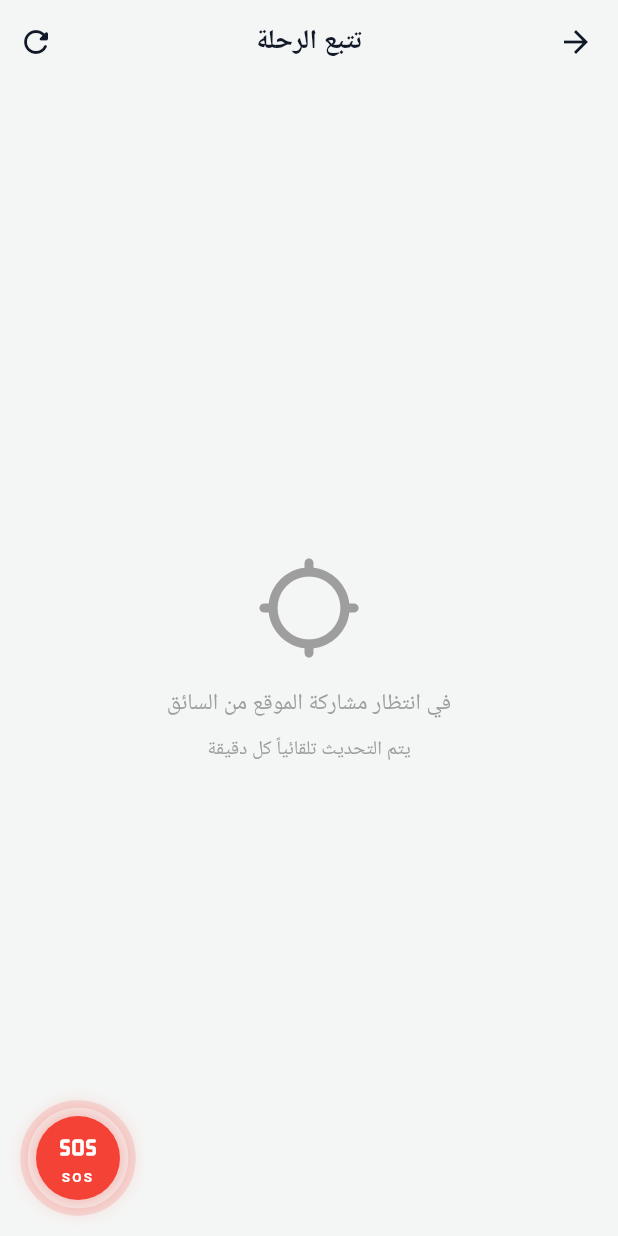
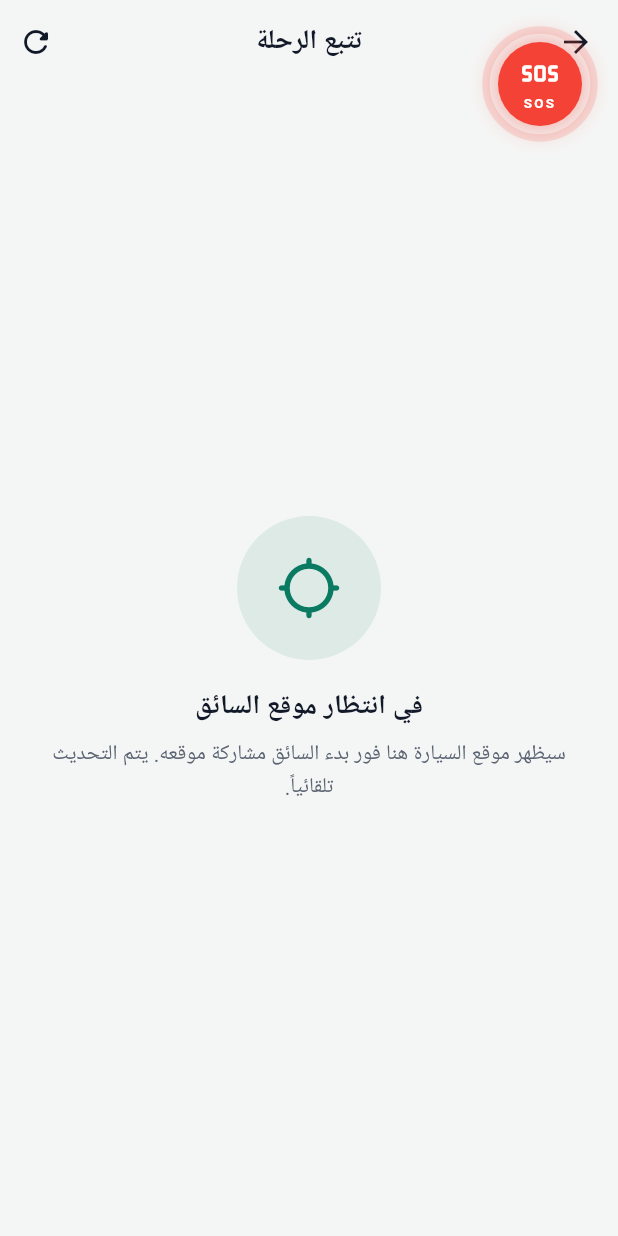
Before and after one commit to diyarhussein28/yala-nsafr-0, a Flutter app: the _PassengerMap screen opened directly with empty values, on a phone screen of 412 x 824 dp. Run offline on Flutter 3.47's test engine with Material 3 defaults, Android fonts, the phone set to English and light mode, and no system bars; our stand-ins replace cached_network_image, connectivity_plus, dio, firebase_analytics, firebase_core, firebase_messaging and 14 more; accounts and stored records are empty; network calls fail; Roboto replaces fonts that are missing (Cairo).

Commit message:
Live tracking that survives a locked screen; route, ETA and Google Maps
- Driver location: a continuous platform location stream replaces the
  one-minute Timer, which stopped as soon as the phone locked or the app was
  backgrounded. Android runs it as a foreground service with an ongoing
  notification, iOS with background location updates; positions are sent
  at most every 20 s and sharing stops by itself when the server reports
  the trip is no longer active. Leaving the screen no longer stops it.
- Passenger map: path driven so far, destination marker, remaining
  distance and estimated arrival time, live badge with last update, camera
  fitted to car + destination + path, refresh every 30 s, and "open the
  route in Google Maps" for turn-by-turn directions.
- API: GET /trips/:id/location/trail for trip participants.
- Map tile provider configurable with --dart-define=MAP_TILE_URL (OSM's
  public tiles are not meant for production traffic).

Co-Authored-By: Claude Opus 5.5 <noreply@anthropic.com>

```diff
--- a/mobile/lib/core/api/api_endpoints.dart
+++ b/mobile/lib/core/api/api_endpoints.dart
@@ -70,6 +70,7 @@ class Endpoints {
   static String adminWithdrawalById(String id) => '/admin/withdrawals/$id';
   static String tripLocation(String id) => '/trips/$id/location';
   static String tripLocationLatest(String id) => '/trips/$id/location/latest';
+  static String tripLocationTrail(String id) => '/trips/$id/location/trail';
 
   static String tripSos(String id) => '/trips/$id/sos';
 
--- /dev/null
+++ b/mobile/lib/core/constants/egypt_cities.dart
@@ -0,0 +1,30 @@
+import 'package:latlong2/latlong.dart';
+
+/// Approximate city-centre coordinates for the cities the app offers, used to place a
+/// trip's destination on the map when the trip has no exact coordinates.
+const egyptCityCenters = <String, LatLng>{
+  'القاهرة': LatLng(30.0444, 31.2357),
+  'الإسكندرية': LatLng(31.2001, 29.9187),
+  'الجيزة': LatLng(30.0131, 31.2089),
+  'أسوان': LatLng(24.0889, 32.8998),
+  'الأقصر': LatLng(25.6872, 32.6396),
+  'الغردقة': LatLng(27.2579, 33.8116),
+  'شرم الشيخ': LatLng(27.9158, 34.3300),
+  'بورسعيد': LatLng(31.2653, 32.3019),
+  'الإسماعيلية': LatLng(30.5965, 32.2715),
+  'السويس': LatLng(29.9668, 32.5498),
+  'المنصورة': LatLng(31.0409, 31.3785),
+  'طنطا': LatLng(30.7865, 31.0004),
+  'الزقازيق': LatLng(30.5877, 31.5020),
+  'أسيوط': LatLng(27.1783, 31.1859),
+  'سوهاج': LatLng(26.5591, 31.6957),
+  'المنيا': LatLng(28.1099, 30.7503),
+  'بني سويف': LatLng(29.0661, 31.0994),
+  'الفيوم': LatLng(29.3084, 30.8428),
+  'دمياط': LatLng(31.4165, 31.8133),
+  'كفر الشيخ': LatLng(31.1107, 30.9388),
+  'مرسى مطروح': LatLng(31.3543, 27.2373),
+  'العريش': LatLng(31.1316, 33.7984),
+  'الغربية': LatLng(30.8754, 31.0335),
+  'المنوفية': LatLng(30.5503, 31.0106),
+};
--- a/mobile/lib/features/trips/presentation/screens/track_trip_screen.dart
+++ b/mobile/lib/features/trips/presentation/screens/track_trip_screen.dart
@@ -10,6 +10,9 @@ import '../../../../core/theme/app_theme.dart';
 import '../../../../features/auth/providers/auth_provider.dart';
 import '../../providers/location_provider.dart';
 import '../../providers/trips_provider.dart';
+import '../../../../core/constants/egypt_cities.dart';
+import '../../../../core/utils/format.dart';
+import '../../../../shared/widgets/ui.dart';
 
 class TrackTripScreen extends ConsumerWidget {
   final String tripId;
@@ -49,12 +52,6 @@ class _DriverViewState extends ConsumerState<_DriverView> {
   }
 
   @override
-  void dispose() {
-    ref.read(driverLocationProvider(widget.tripId).notifier).stop();
-    super.dispose();
-  }
-
-  @override
   Widget build(BuildContext context) {
     final isPosting = ref.watch(driverLocationProvider(widget.tripId));
 
@@ -85,7 +82,7 @@ class _DriverViewState extends ConsumerState<_DriverView> {
               ),
               const SizedBox(height: 10),
               Text(
-                'يتم إرسال موقعك تلقائياً كل دقيقة\nابقِ التطبيق مفتوحاً أثناء القيادة',
+                'يستمر الإرسال حتى لو أغلقت الشاشة أو انتقلت لتطبيق آخر،\nويتوقف تلقائياً عند إنهاء الرحلة.',
                 style: TextStyle(
                     color: Colors.grey[600], fontSize: 14, height: 1.6),
                 textAlign: TextAlign.center,
@@ -124,6 +121,13 @@ class _DriverViewState extends ConsumerState<_DriverView> {
 
 // ── Passenger map ──────────────────────────────────────────────────────────────
 
+// OpenStreetMap's public tiles are for light use only; for production pass a provider
+// URL with a key, e.g. --dart-define=MAP_TILE_URL=https://api.maptiler.com/maps/streets/{z}/{x}/{y}.png?key=...
+const _tileUrl = String.fromEnvironment(
+  'MAP_TILE_URL',
+  defaultValue: 'https://tile.openstreetmap.org/{z}/{x}/{y}.png',
+);
+
 class _PassengerMap extends ConsumerStatefulWidget {
   final String tripId;
   const _PassengerMap({required this.tripId});
@@ -135,13 +139,19 @@ class _PassengerMap extends ConsumerStatefulWidget {
 class _PassengerMapState extends ConsumerState<_PassengerMap> {
   final _mapController = MapController();
   Timer? _pollTimer;
+  bool _fitted = false;
+  static const _distance = Distance();
 
   @override
   void initState() {
     super.initState();
-    _pollTimer = Timer.periodic(const Duration(minutes: 1), (_) {
-      if (mounted) ref.invalidate(tripLocationProvider(widget.tripId));
-    });
+    _pollTimer = Timer.periodic(const Duration(seconds: 30), (_) => _refresh());
+  }
+
+  void _refresh() {
+    if (!mounted) return;
+    ref.invalidate(tripLocationProvider(widget.tripId));
+    ref.invalidate(tripTrailProvider(widget.tripId));
   }
 
   @override
@@ -151,10 +161,19 @@ class _PassengerMapState extends ConsumerState<_PassengerMap> {
     super.dispose();
   }
 
-  void _moveTo(LatLng point) {
+  void _fit(LatLng car, LatLng? destination, List<LatLng> path) {
+    if (_fitted) return;
+    _fitted = true;
     WidgetsBinding.instance.addPostFrameCallback((_) {
       try {
-        _mapController.move(point, 15);
+        if (destination == null && path.length < 2) {
+          _mapController.move(car, 14);
+        } else {
+          _mapController.fitCamera(CameraFit.bounds(
+            bounds: LatLngBounds.fromPoints([car, ?destination, ...path]),
+            padding: const EdgeInsets.fromLTRB(48, 48, 48, 220),
+          ));
+        }
       } catch (_) {}
     });
   }
@@ -162,122 +181,140 @@ class _PassengerMapState extends ConsumerState<_PassengerMap> {
   @override
   Widget build(BuildContext context) {
     final locationAsync = ref.watch(tripLocationProvider(widget.tripId));
+    final trail = ref.watch(tripTrailProvider(widget.tripId)).valueOrNull ?? const [];
+    final trip = ref.watch(tripDetailProvider(widget.tripId)).valueOrNull;
+    final destination = trip == null ? null : egyptCityCenters[trip.destinationCity];
+    final t = Theme.of(context).textTheme;
 
     return Scaffold(
       appBar: AppBar(
-        title: const Text('تتبع الرحلة'),
+        title: Text(trip != null ? '${trip.originCity} ← ${trip.destinationCity}' : 'تتبع الرحلة'),
         actions: [
-          IconButton(
-            icon: const Icon(Icons.refresh_rounded),
-            tooltip: 'تحديث الآن',
-            onPressed: () =>
-                ref.invalidate(tripLocationProvider(widget.tripId)),
-          ),
+          IconButton(icon: const Icon(Icons.refresh_rounded), tooltip: 'تحديث الآن', onPressed: _refresh),
         ],
       ),
       floatingActionButton: _SosFab(tripId: widget.tripId),
+      floatingActionButtonLocation: FloatingActionButtonLocation.startTop,
       body: locationAsync.when(
         loading: () => const Center(child: CircularProgressIndicator()),
-        error: (_, __) => Center(
-          child: Column(
-            mainAxisAlignment: MainAxisAlignment.center,
-            children: [
-              const Icon(Icons.wifi_off_rounded, size: 56, color: Colors.grey),
-              const SizedBox(height: 12),
-              const Text('تعذر تحميل الموقع',
-                  style: TextStyle(fontSize: 15)),
-              const SizedBox(height: 20),
-              FilledButton(
-                onPressed: () =>
-                    ref.invalidate(tripLocationProvider(widget.tripId)),
-                child: const Text('إعادة المحاولة'),
-              ),
-            ],
-          ),
+        error: (_, __) => EmptyState(
+          icon: Icons.wifi_off_rounded,
+          title: 'تعذّر تحميل الموقع',
+          actionLabel: 'إعادة المحاولة',
+          onAction: _refresh,
         ),
         data: (location) {
           if (location == null) {
-            return const Center(
-              child: Column(
-                mainAxisAlignment: MainAxisAlignment.center,
-                children: [
-                  Icon(Icons.location_searching_rounded,
-                      size: 72, color: Colors.grey),
-                  SizedBox(height: 16),
-                  Text(
-                    'في انتظار مشاركة الموقع من السائق',
-                    style: TextStyle(color: Colors.grey, fontSize: 15),
-                    textAlign: TextAlign.center,
-                  ),
-                  SizedBox(height: 8),
-                  Text(
-                    'يتم التحديث تلقائياً كل دقيقة',
-                    style: TextStyle(color: Colors.grey, fontSize: 13),
-                  ),
-                ],
-              ),
+            return const EmptyState(
+              icon: Icons.location_searching_rounded,
+              title: 'في انتظار موقع السائق',
+              message: 'سيظهر موقع السيارة هنا فور بدء السائق مشاركة موقعه. يتم التحديث تلقائياً.',
             );
           }
 
-          final point = LatLng(location.latitude, location.longitude);
-          _moveTo(point);
+          final car = LatLng(location.latitude, location.longitude);
+          final remainingKm = destination == null ? null : _distance.as(LengthUnit.Kilometer, car, destination);
+          // Straight-line distance × 1.3 for roads, at an average intercity 80 km/h
+          final eta = remainingKm == null
+              ? null
+              : DateTime.now().add(Duration(minutes: (remainingKm * 1.3 / 80 * 60).round()));
+          final path = trail.map((p) => LatLng(p.latitude, p.longitude)).toList();
+          _fit(car, destination, path);
+          final primary = Theme.of(context).colorScheme.primary;
 
           return Stack(
             children: [
               FlutterMap(
                 mapController: _mapController,
-                options:
-                    MapOptions(initialCenter: point, initialZoom: 15),
+                options: MapOptions(initialCenter: car, initialZoom: 13),
                 children: [
                   TileLayer(
-                    urlTemplate:
-                        'https://tile.openstreetmap.org/{z}/{x}/{y}.png',
-                    userAgentPackageName: 'com.yalansafr.app',
+                    urlTemplate: _tileUrl,
+                    userAgentPackageName: 'com.yalansafr.yala_nsafr',
                   ),
-                  MarkerLayer(
-                    markers: [
+                  PolylineLayer(polylines: [
+                    if (destination != null)
+                      Polyline(
+                        points: [car, destination],
+                        color: Colors.black26,
+                        strokeWidth: 3,
+                        pattern: StrokePattern.dashed(segments: const [10, 8]),
+                      ),
+                    if (path.length > 1)
+                      Polyline(points: [...path, car], color: primary, strokeWidth: 5),
+                  ]),
+                  MarkerLayer(markers: [
+                    if (destination != null)
                       Marker(
-                        point: point,
-                        width: 52,
-                        height: 52,
-                        child: const Icon(
-                          Icons.directions_car_rounded,
-                          size: 40,
-                          color: AppColors.primary,
+                        point: destination,
+                        width: 44,
+                        height: 44,
+                        alignment: Alignment.topCenter,
+                        child: const Icon(Icons.location_on_rounded, size: 44, color: AppColors.error),
+                      ),
+                    Marker(
+                      point: car,
+                      width: 48,
+                      height: 48,
+                      child: Container(
+                        decoration: BoxDecoration(
+                          color: primary,
+                          shape: BoxShape.circle,
+                          border: Border.all(color: Colors.white, width: 3),
+                          boxShadow: const [BoxShadow(color: Colors.black26, blurRadius: 8)],
                         ),
+                        child: const Icon(Icons.directions_car_rounded, color: Colors.white, size: 24),
                       ),
-                    ],
-                  ),
+                    ),
+                  ]),
                 ],
               ),
               Positioned(
-                bottom: 90, // above FAB
                 left: 16,
-                right: 80,
-                child: Card(
-                  child: Padding(
-                    padding: const EdgeInsets.symmetric(
-                        horizontal: 16, vertical: 10),
-                    child: Row(
-                      children: [
-                        const Icon(Icons.access_time_rounded,
-                            size: 16, color: Colors.grey),
-                        const SizedBox(width: 8),
-                        Text(
-                          'آخر تحديث: ${_fmt(location.recordedAt)}',
-                          style: const TextStyle(fontSize: 13),
+                right: 16,
+                bottom: 16 + MediaQuery.of(context).padding.bottom,
+                child: AppCard(
+                  child: Column(
+                    crossAxisAlignment: CrossAxisAlignment.stretch,
+                    children: [
+                      Row(
+                        children: [
+                          const StatusPill(label: 'مباشر', color: AppColors.success, icon: Icons.circle),
+                          const SizedBox(width: 8),
+                          Expanded(child: Text('آخر تحديث ${Fmt.ago(location.recordedAt)}', style: t.bodySmall)),
+                        ],
+                      ),
+                      if (remainingKm != null) ...[
+                        const SizedBox(height: 12),
+                        Row(
+                          children: [
+                            Expanded(
+                              child: _MapStat(
+                                label: 'المتبقي تقريباً',
+                                value: '${(remainingKm * 1.3).round()} كم',
+                              ),
+                            ),
+                            Expanded(
+                              child: _MapStat(label: 'الوصول المتوقع', value: Fmt.time(eta!)),
+                            ),
+                          ],
                         ),
-                        const Spacer(),
-                        const Icon(Icons.circle,
-                            color: AppColors.primary, size: 8),
-                        const SizedBox(width: 4),
-                        const Text('مباشر',
-                            style: TextStyle(
-                                color: AppColors.primary,
-                                fontSize: 12,
-                                fontWeight: FontWeight.bold)),
                       ],
-                    ),
+                      if (destination != null) ...[
+                        const SizedBox(height: 12),
+                        OutlinedButton.icon(
+                          icon: const Icon(Icons.map_rounded),
+                          label: const Text('عرض الطريق في خرائط جوجل'),
+                          onPressed: () => launchUrl(
+                            Uri.parse('https://www.google.com/maps/dir/?api=1'
+                                '&origin=${car.latitude},${car.longitude}'
+                                '&destination=${destination.latitude},${destination.longitude}'
+                                '&travelmode=driving'),
+                            mode: LaunchMode.externalApplication,
+                          ),
+                        ),
+                      ],
+                    ],
                   ),
                 ),
               ),
@@ -287,9 +324,24 @@ class _PassengerMapState extends ConsumerState<_PassengerMap> {
       ),
     );
   }
+}
 
-  String _fmt(DateTime dt) =>
-      '${dt.hour.toString().padLeft(2, '0')}:${dt.minute.toString().padLeft(2, '0')}';
+class _MapStat extends StatelessWidget {
+  final String label;
+  final String value;
+  const _MapStat({required this.label, required this.value});
+
+  @override
+  Widget build(BuildContext context) {
+    final t = Theme.of(context).textTheme;
+    return Column(
+      crossAxisAlignment: CrossAxisAlignment.start,
+      children: [
+        Text(label, style: t.labelSmall),
+        Text(value, style: t.titleLarge),
+      ],
+    );
+  }
 }
 
 // ── SOS FAB ───────────────────────────────────────────────────────────────────
```
Also changed, not shown: mobile/lib/features/trips/providers/location_provider.dart (+76 -21 lines), 2 other files.
